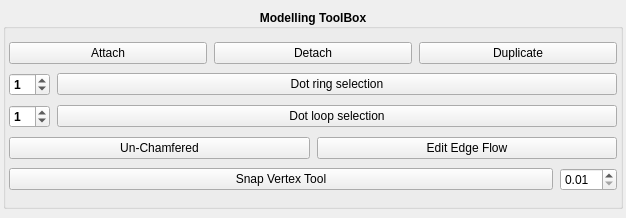
Above: src/developer/main/polytools/modeltools/widget/ui/modeltoolsUI.ui from code-google-com/mayatools before the change. Below: the same form after it.
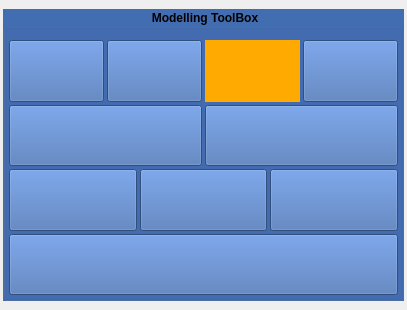
That is the form after the change. Icons and pictures are not drawn.

The edit to the form file:
```diff
--- a/src/developer/main/polytools/modeltools/widget/ui/modeltoolsUI.ui
+++ b/src/developer/main/polytools/modeltools/widget/ui/modeltoolsUI.ui
@@ -6,8 +6,8 @@
    <rect>
     <x>0</x>
     <y>0</y>
-    <width>626</width>
-    <height>218</height>
+    <width>407</width>
+    <height>310</height>
    </rect>
   </property>
   <property name="sizePolicy">
@@ -44,6 +44,10 @@
         <bold>true</bold>
        </font>
       </property>
+      <property name="styleSheet">
+       <string notr="true">background-color: rgb(67, 109, 177);
+</string>
+      </property>
       <property name="title">
        <string>Modelling ToolBox</string>
       </property>
@@ -52,7 +56,7 @@
       </property>
       <layout class="QVBoxLayout" name="verticalLayout_2">
        <property name="spacing">
-        <number>7</number>
+        <number>3</number>
        </property>
        <property name="leftMargin">
         <number>3</number>
@@ -64,23 +68,107 @@
         <number>3</number>
        </property>
        <property name="bottomMargin">
-        <number>11</number>
+        <number>3</number>
        </property>
        <item>
         <layout class="QHBoxLayout" name="horizontalLayout_2">
+         <property name="spacing">
+          <number>3</number>
+         </property>
+         <item>
+          <widget class="QPushButton" name="pushButton">
+           <property name="sizePolicy">
+            <sizepolicy hsizetype="Minimum" vsizetype="Preferred">
+             <horstretch>0</horstretch>
+             <verstretch>0</verstretch>
+            </sizepolicy>
+           </property>
+           <property name="toolTip">
+            <string>Combine mesh and weld</string>
+           </property>
+           <property name="styleSheet">
+            <string notr="true">QPushButton{
+	background-color: rgb(0, 170, 255);
+border-style: outset;
+}
+QPushButton:hover
+{
+	border-width: 1px;
+    border-style: solid;	
+	border-color: white;
+}
+QPushButton:pressed
+{
+	border-width: 1px;
+    border-style: solid;	
+	border-color: rgb(48, 96, 144);
+};</string>
+           </property>
+           <property name="text">
+            <string/>
+           </property>
+           <property name="icon">
+            <iconset resource="../../../../source/icons/metroIcon/metroIconSet.qrc">
+             <normaloff>:/Icons/attach_weld_2.png</normaloff>:/Icons/attach_weld_2.png</iconset>
+           </property>
+           <property name="iconSize">
+            <size>
+             <width>50</width>
+             <height>50</height>
+            </size>
+           </property>
+          </widget>
+         </item>
          <item>
           <widget class="QPushButton" name="btnAttach">
            <property name="enabled">
             <bool>true</bool>
            </property>
+           <property name="sizePolicy">
+            <sizepolicy hsizetype="Minimum" vsizetype="Preferred">
+             <horstretch>0</horstretch>
+             <verstretch>0</verstretch>
+            </sizepolicy>
+           </property>
            <property name="font">
             <font>
              <weight>50</weight>
              <bold>false</bold>
             </font>
            </property>
+           <property name="toolTip">
+            <string>Combine mesh no weld</string>
+           </property>
+           <property name="styleSheet">
+            <string notr="true">QPushButton{
+background-color: rgb(255, 85, 0);
+border-style: outset;
+}
+QPushButton:hover
+{
+	border-width: 1px;
+    border-style: solid;	
+	border-color: white;
+}
+QPushButton:pressed
+{
+	border-width: 1px;
+    border-style: solid;	
+	border-color: rgb(48, 96, 144);
+};</string>
+           </property>
            <property name="text">
-            <string>Attach</string>
+            <string/>
+           </property>
+           <property name="icon">
+            <iconset resource="../../../../source/icons/metroIcon/metroIconSet.qrc">
+             <normaloff>:/Icons/attach_2.png</normaloff>:/Icons/attach_2.png</iconset>
+           </property>
+           <property name="iconSize">
+            <size>
+             <width>50</width>
+             <height>50</height>
+            </size>
            </property>
           </widget>
          </item>
@@ -89,27 +177,102 @@
            <property name="enabled">
             <bool>true</bool>
            </property>
+           <property name="sizePolicy">
+            <sizepolicy hsizetype="Minimum" vsizetype="Preferred">
+             <horstretch>0</horstretch>
+             <verstretch>0</verstretch>
+            </sizepolicy>
+           </property>
            <property name="font">
             <font>
              <weight>50</weight>
              <bold>false</bold>
             </font>
            </property>
+           <property name="toolTip">
+            <string>Detach mesh</string>
+           </property>
+           <property name="styleSheet">
+            <string notr="true">QPushButton{
+background-color: rgb(255, 170, 0);
+border-style: outset;
+}
+QPushButton:hover
+{
+	border-width: 1px;
+    border-style: solid;	
+	border-color: white;
+	background-color: rgb(255, 170, 0);
+}
+QPushButton:pressed
+{
+	border-width: 1px;
+    border-style: solid;	
+	border-color: rgb(48, 96, 144);
+}</string>
+           </property>
            <property name="text">
-            <string>Detach</string>
+            <string/>
+           </property>
+           <property name="icon">
+            <iconset resource="../../../../source/icons/metroIcon/metroIconSet.qrc">
+             <normaloff>:/Icons/detach_2.png</normaloff>:/Icons/detach_2.png</iconset>
+           </property>
+           <property name="iconSize">
+            <size>
+             <width>50</width>
+             <height>50</height>
+            </size>
            </property>
           </widget>
          </item>
          <item>
           <widget class="QPushButton" name="btnDuplicate">
+           <property name="sizePolicy">
+            <sizepolicy hsizetype="Minimum" vsizetype="Preferred">
+             <horstretch>0</horstretch>
+             <verstretch>0</verstretch>
+            </sizepolicy>
+           </property>
            <property name="font">
             <font>
              <weight>50</weight>
              <bold>false</bold>
             </font>
            </property>
+           <property name="toolTip">
+            <string>Duplicate face</string>
+           </property>
+           <property name="styleSheet">
+            <string notr="true">QPushButton{
+background-color: rgb(85, 170, 0);
+border-style: outset;
+}
+QPushButton:hover
+{
+	border-width: 1px;
+    border-style: solid;	
+	border-color: white;
+}
+QPushButton:pressed
+{
+	border-width: 1px;
+    border-style: solid;	
+	border-color: rgb(48, 96, 144);
+};</string>
+           </property>
            <property name="text">
-            <string>Duplicate</string>
+            <string/>
+           </property>
+           <property name="icon">
+            <iconset resource="../../../../source/icons/metroIcon/metroIconSet.qrc">
+             <normaloff>:/Icons/duplicate_2.png</normaloff>:/Icons/duplicate_2.png</iconset>
+           </property>
+           <property name="iconSize">
+            <size>
+             <width>50</width>
+             <height>50</height>
+            </size>
            </property>
           </widget>
          </item>
@@ -117,50 +280,13 @@
        </item>
        <item>
         <layout class="QHBoxLayout" name="horizontalLayout_3">
-         <item>
-          <widget class="QSpinBox" name="spnRing">
-           <property name="maximum">
-            <number>98</number>
-           </property>
-           <property name="value">
-            <number>1</number>
-           </property>
-          </widget>
-         </item>
-         <item>
-          <widget class="QPushButton" name="btnRingEdges">
-           <property name="sizePolicy">
-            <sizepolicy hsizetype="Expanding" vsizetype="Fixed">
-             <horstretch>0</horstretch>
-             <verstretch>0</verstretch>
-            </sizepolicy>
-           </property>
-           <property name="font">
-            <font>
-             <weight>50</weight>
-             <bold>false</bold>
-            </font>
-           </property>
-           <property name="text">
-            <string>Dot ring selection</string>
-           </property>
-          </widget>
-         </item>
-        </layout>
-       </item>
-       <item>
-        <layout class="QHBoxLayout" name="horizontalLayout_5">
-         <item>
-          <widget class="QSpinBox" name="spnLoop">
-           <property name="value">
-            <number>1</number>
-           </property>
-          </widget>
-         </item>
+         <property name="spacing">
+          <number>3</number>
+         </property>
          <item>
           <widget class="QPushButton" name="btnLoopEdges">
            <property name="sizePolicy">
-            <sizepolicy hsizetype="Expanding" vsizetype="Fixed">
+            <sizepolicy hsizetype="Expanding" vsizetype="Preferred">
              <horstretch>0</horstretch>
              <verstretch>0</verstretch>
             </sizepolicy>
@@ -171,8 +297,89 @@
              <bold>false</bold>
             </font>
            </property>
+           <property name="toolTip">
+            <string>Loop Edges</string>
+           </property>
+           <property name="styleSheet">
+            <string notr="true">QPushButton{
+	background-color: rgb(255, 85, 127);
+border-style: outset;
+}
+QPushButton:hover
+{
+	border-width: 1px;
+    border-style: solid;	
+	border-color: white;
+}
+QPushButton:pressed
+{
+	border-width: 1px;
+    border-style: solid;	
+	border-color: rgb(48, 96, 144);
+};</string>
+           </property>
            <property name="text">
-            <string>Dot loop selection</string>
+            <string/>
+           </property>
+           <property name="icon">
+            <iconset resource="../../../../source/icons/metroIcon/metroIconSet.qrc">
+             <normaloff>:/Icons/loop.png</normaloff>:/Icons/loop.png</iconset>
+           </property>
+           <property name="iconSize">
+            <size>
+             <width>50</width>
+             <height>50</height>
+            </size>
+           </property>
+          </widget>
+         </item>
+         <item>
+          <widget class="QPushButton" name="btnRingEdges">
+           <property name="sizePolicy">
+            <sizepolicy hsizetype="Expanding" vsizetype="Preferred">
+             <horstretch>0</horstretch>
+             <verstretch>0</verstretch>
+            </sizepolicy>
+           </property>
+           <property name="font">
+            <font>
+             <weight>50</weight>
+             <bold>false</bold>
+            </font>
+           </property>
+           <property name="toolTip">
+            <string>Ring Edges</string>
+           </property>
+           <property name="styleSheet">
+            <string notr="true">QPushButton{
+	background-color: rgb(0, 170, 127);
+border-style: outset;
+}
+QPushButton:hover
+{
+	border-width: 1px;
+    border-style: solid;	
+	border-color: white;
+}
+QPushButton:pressed
+{
+	border-width: 1px;
+    border-style: solid;	
+	border-color: rgb(48, 96, 144);
+};</string>
+           </property>
+           <property name="text">
+            <string/>
+           </property>
+           <property name="icon">
+            <iconset resource="../../../../source/icons/metroIcon/metroIconSet.qrc">
+             <normaloff>:/Icons/ring.png</normaloff>:/Icons/ring.png</iconset>
+           </property>
+           <property name="iconSize">
+            <size>
+             <width>50</width>
+             <height>50</height>
+            </size>
            </property>
           </widget>
          </item>
@@ -180,29 +387,136 @@
        </item>
        <item>
         <layout class="QHBoxLayout" name="horizontalLayout_4">
+         <property name="spacing">
+          <number>3</number>
+         </property>
+         <item>
+          <widget class="QPushButton" name="pushButton_2">
+           <property name="sizePolicy">
+            <sizepolicy hsizetype="Minimum" vsizetype="Preferred">
+             <horstretch>0</horstretch>
+             <verstretch>0</verstretch>
+            </sizepolicy>
+           </property>
+           <property name="styleSheet">
+            <string notr="true">QPushButton{
+	background-color: rgb(170, 0, 127);
+border-style: outset;
+}
+QPushButton:hover
+{
+	border-width: 1px;
+    border-style: solid;	
+	border-color: white;
+}
+QPushButton:pressed
+{
+	border-width: 1px;
+    border-style: solid;	
+	border-color: rgb(48, 96, 144);
+};</string>
+           </property>
+           <property name="text">
+            <string/>
+           </property>
+           <property name="iconSize">
+            <size>
+             <width>50</width>
+             <height>50</height>
+            </size>
+           </property>
+          </widget>
+         </item>
          <item>
           <widget class="QPushButton" name="btnSmartCollapse">
+           <property name="sizePolicy">
+            <sizepolicy hsizetype="Minimum" vsizetype="Preferred">
+             <horstretch>0</horstretch>
+             <verstretch>0</verstretch>
+            </sizepolicy>
+           </property>
            <property name="font">
             <font>
              <weight>50</weight>
              <bold>false</bold>
             </font>
            </property>
+           <property name="toolTip">
+            <string>Unchamferd Edges</string>
+           </property>
+           <property name="styleSheet">
+            <string notr="true">QPushButton{
+	background-color: rgb(170, 85, 255);
+border-style: outset;
+}
+QPushButton:hover
+{
+	border-width: 1px;
+    border-style: solid;	
+	border-color: white;
+}
+QPushButton:pressed
+{
+	border-width: 1px;
+    border-style: solid;	
+	border-color: rgb(48, 96, 144);
+};</string>
+           </property>
            <property name="text">
-            <string>Un-Chamfered</string>
+            <string/>
+           </property>
+           <property name="icon">
+            <iconset resource="../../../../source/icons/metroIcon/metroIconSet.qrc">
+             <normaloff>:/Icons/unchamfered.png</normaloff>:/Icons/unchamfered.png</iconset>
+           </property>
+           <property name="iconSize">
+            <size>
+             <width>50</width>
+             <height>50</height>
+            </size>
            </property>
           </widget>
          </item>
          <item>
           <widget class="QPushButton" name="btnReplace">
+           <property name="sizePolicy">
+            <sizepolicy hsizetype="Minimum" vsizetype="Preferred">
+             <horstretch>0</horstretch>
+             <verstretch>0</verstretch>
+            </sizepolicy>
+           </property>
            <property name="font">
             <font>
              <weight>50</weight>
              <bold>false</bold>
             </font>
            </property>
+           <property name="styleSheet">
+            <string notr="true">QPushButton{
+	background-color: rgb(255, 0, 127);
+border-style: outset;
+}
+QPushButton:hover
+{
+	border-width: 1px;
+    border-style: solid;	
+	border-color: white;
+}
+QPushButton:pressed
+{
+	border-width: 1px;
+    border-style: solid;	
+	border-color: rgb(48, 96, 144);
+};</string>
+           </property>
            <property name="text">
-            <string>Edit Edge Flow</string>
+            <string/>
+           </property>
+           <property name="iconSize">
+            <size>
+             <width>50</width>
+             <height>50</height>
+            </size>
            </property>
           </widget>
          </item>
@@ -212,6 +526,12 @@
         <layout class="QHBoxLayout" name="horizontalLayout_15">
          <item>
           <widget class="QPushButton" name="btnSnapVertexTool">
+           <property name="sizePolicy">
+            <sizepolicy hsizetype="Minimum" vsizetype="Preferred">
+             <horstretch>0</horstretch>
+             <verstretch>0</verstretch>
+            </sizepolicy>
+           </property>
            <property name="font">
             <font>
              <weight>50</weight>
@@ -221,33 +541,26 @@
            <property name="contextMenuPolicy">
             <enum>Qt::CustomContextMenu</enum>
            </property>
+           <property name="styleSheet">
+            <string notr="true">QPushButton{
+	background-color: rgb(255, 170, 0);
+border-style: outset;
+}
+QPushButton:hover
+{
+	border-width: 1px;
+    border-style: solid;	
+	border-color: white;
+}
+QPushButton:pressed
+{
+	border-width: 1px;
+    border-style: solid;	
+	border-color: rgb(48, 96, 144);
+};</string>
+           </property>
            <property name="text">
-            <string>Snap Vertex Tool</string>
-           </property>
-          </widget>
-         </item>
-         <item>
-          <widget class="QDoubleSpinBox" name="spnTolerance">
-           <property name="sizePolicy">
-            <sizepolicy hsizetype="Fixed" vsizetype="Fixed">
-             <horstretch>0</horstretch>
-             <verstretch>0</verstretch>
-            </sizepolicy>
-           </property>
-           <property name="font">
-            <font>
-             <weight>50</weight>
-             <bold>false</bold>
-            </font>
-           </property>
-           <property name="minimum">
-            <double>0.010000000000000</double>
-           </property>
-           <property name="singleStep">
-            <double>0.010000000000000</double>
-           </property>
-           <property name="value">
-            <double>0.010000000000000</double>
+            <string/>
            </property>
           </widget>
          </item>
```
Left out of the diff: 4 changed lines with no effect on the pictures.
